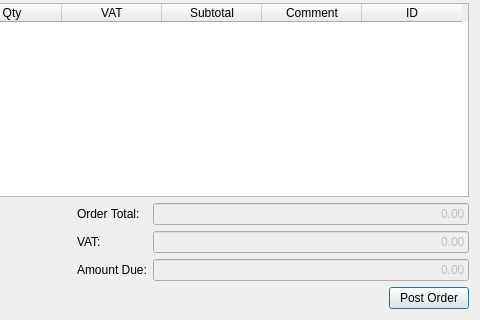
Old version of the form closures/erp_closures/crm/newlpo.ui in the repository eboladev/smarterp; both pictures show x 250 to 730 and y 150 to 470 of the 730 by 470 pixel window.
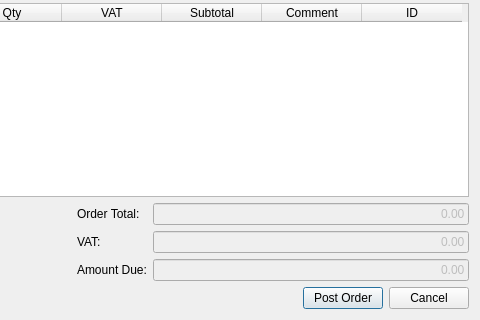
New version of the form.

Diff of the .ui file:
```diff
--- a/closures/erp_closures/crm/newlpo.ui
+++ b/closures/erp_closures/crm/newlpo.ui
@@ -251,6 +251,13 @@
        </property>
       </widget>
      </item>
+     <item>
+      <widget class="QPushButton" name="pushButton">
+       <property name="text">
+        <string>Cancel</string>
+       </property>
+      </widget>
+     </item>
     </layout>
    </item>
   </layout>
```
Left out of the diff: 19 changed lines with no effect on the pictures.
